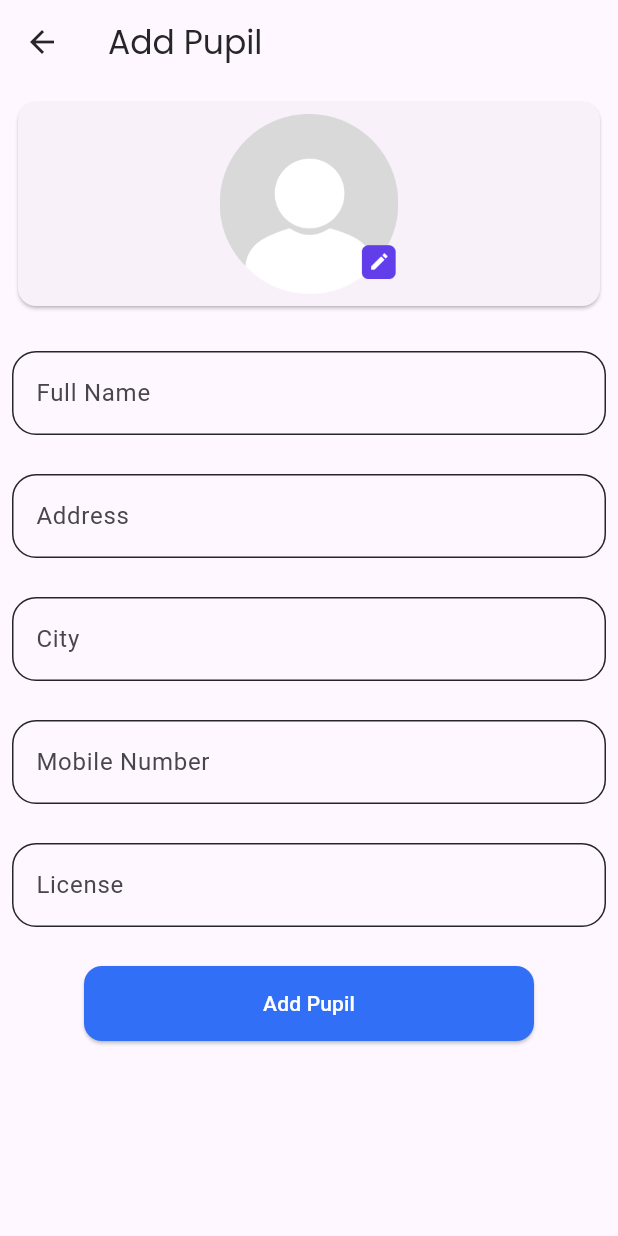
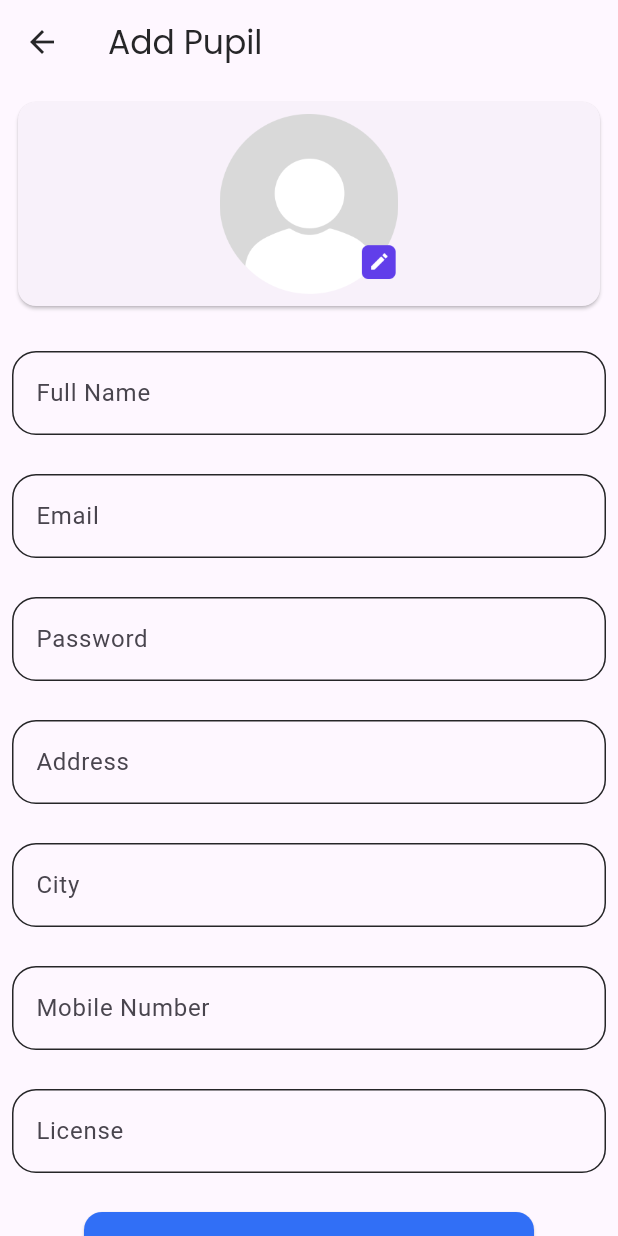
Before and after one commit to fwdAndroid/star, a Flutter app: the AddPupil screen opened directly, on a phone screen of 412 x 824 dp. Run offline on Flutter 3.47's test engine with Material 3 defaults, Android fonts, the phone set to English and light mode, and no system bars; our stand-ins replace cloud_firestore, firebase_auth, firebase_core, firebase_storage, google_fonts, image_picker; missing offline and left inert: booking_calendar; accounts and stored records are empty.

Commit message:
Pulip Added Successfully

```diff
--- /dev/null
+++ b/lib/models/pulip_model.dart
@@ -0,0 +1,54 @@
+import 'package:cloud_firestore/cloud_firestore.dart';
+
+class PulipModel {
+  String uid;
+  String email;
+
+  String username;
+  String photoURL;
+  String type;
+  String address;
+  String mobileNumber;
+  String city;
+  String liceneseNumber;
+
+  PulipModel(
+      {required this.uid,
+      required this.email,
+      required this.photoURL,
+      required this.type,
+      required this.address,
+      required this.city,
+      required this.liceneseNumber,
+      required this.mobileNumber,
+      required this.username});
+
+  ///Converting OBject into Json Object
+  Map<String, dynamic> toJson() => {
+        'username': username,
+        'uid': uid,
+        "city": city,
+        'email': email,
+        'photoURL': photoURL,
+        "type": type,
+        "mobileNumber": mobileNumber,
+        "liceneseNumber": liceneseNumber,
+        "address": address
+      };
+
+  ///
+  static PulipModel fromSnap(DocumentSnapshot snaps) {
+    var snapshot = snaps.data() as Map<String, dynamic>;
+
+    return PulipModel(
+        username: snapshot['username'],
+        uid: snapshot['uid'],
+        email: snapshot['email'],
+        photoURL: snapshot['photoURL'],
+        city: snapshot['city'],
+        address: snapshot['address'],
+        liceneseNumber: snapshot['liceneseNumber'],
+        mobileNumber: snapshot['mobileNumber'],
+        type: snapshot['type']);
+  }
+}
--- a/lib/screens/instructor_dashboard_pages/instructor_pages/add_pupil.dart
+++ b/lib/screens/instructor_dashboard_pages/instructor_pages/add_pupil.dart
@@ -2,8 +2,11 @@ import 'dart:typed_data';
 
 import 'package:flutter/material.dart';
 import 'package:google_fonts/google_fonts.dart';
+import 'package:image_picker/image_picker.dart';
 import 'package:star/screens/dasboard/instructor_dashboard.dart';
+import 'package:star/services/auth.dart';
 import 'package:star/utils/colors.dart';
+import 'package:star/utils/image_pick.dart';
 
 class AddPupil extends StatefulWidget {
   const AddPupil({super.key});
@@ -14,9 +17,13 @@ class AddPupil extends StatefulWidget {
 
 class _AddPupilState extends State<AddPupil> {
   Uint8List? _file;
-  TextEditingController _clubController = TextEditingController();
-  TextEditingController _clubDescriptionController = TextEditingController();
+  TextEditingController _nameController = TextEditingController();
+  TextEditingController _addressController = TextEditingController();
   TextEditingController _emailController = TextEditingController();
+  TextEditingController _passController = TextEditingController();
+  TextEditingController _cityController = TextEditingController();
+  TextEditingController _mobileController = TextEditingController();
+  TextEditingController _licenseController = TextEditingController();
   bool _isLoading = false;
   @override
   Widget build(BuildContext context) {
@@ -63,7 +70,7 @@ class _AddPupilState extends State<AddPupil> {
               Padding(
                 padding: const EdgeInsets.all(8.0),
                 child: TextField(
-                  controller: _clubController,
+                  controller: _nameController,
                   decoration: InputDecoration(
                       labelText: 'Full Name',
                       border: InputBorder.none,
@@ -88,7 +95,57 @@ class _AddPupilState extends State<AddPupil> {
               Padding(
                 padding: const EdgeInsets.all(8.0),
                 child: TextField(
-                  controller: _clubDescriptionController,
+                  controller: _emailController,
+                  decoration: InputDecoration(
+                      labelText: 'Email',
+                      border: InputBorder.none,
+                      focusedBorder: OutlineInputBorder(
+                          borderRadius: BorderRadius.all(Radius.circular(16)),
+                          borderSide: BorderSide(
+                            color: textColor,
+                          )),
+                      errorBorder: OutlineInputBorder(
+                          borderRadius: BorderRadius.all(Radius.circular(16)),
+                          borderSide: BorderSide(
+                            color: textColor,
+                          )),
+                      enabledBorder: OutlineInputBorder(
+                          borderRadius: BorderRadius.all(Radius.circular(16)),
+                          borderSide: BorderSide(
+                            color: textColor,
+                          ))),
+                ),
+              ),
+              const SizedBox(height: 10),
+              Padding(
+                padding: const EdgeInsets.all(8.0),
+                child: TextField(
+                  controller: _passController,
+                  decoration: InputDecoration(
+                      labelText: 'Password',
+                      border: InputBorder.none,
+                      focusedBorder: OutlineInputBorder(
+                          borderRadius: BorderRadius.all(Radius.circular(16)),
+                          borderSide: BorderSide(
+                            color: textColor,
+                          )),
+                      errorBorder: OutlineInputBorder(
+                          borderRadius: BorderRadius.all(Radius.circular(16)),
+                          borderSide: BorderSide(
+                            color: textColor,
+                          )),
+                      enabledBorder: OutlineInputBorder(
+                          borderRadius: BorderRadius.all(Radius.circular(16)),
+                          borderSide: BorderSide(
+                            color: textColor,
+                          ))),
+                ),
+              ),
+              const SizedBox(height: 10),
+              Padding(
+                padding: const EdgeInsets.all(8.0),
+                child: TextField(
+                  controller: _addressController,
                   decoration: InputDecoration(
                       labelText: 'Address',
                       border: InputBorder.none,
@@ -113,7 +170,7 @@ class _AddPupilState extends State<AddPupil> {
               Padding(
                 padding: const EdgeInsets.all(8.0),
                 child: TextField(
-                  controller: _emailController,
+                  controller: _cityController,
                   decoration: InputDecoration(
                       labelText: 'City',
                       border: InputBorder.none,
@@ -138,7 +195,7 @@ class _AddPupilState extends State<AddPupil> {
               Padding(
                 padding: const EdgeInsets.all(8.0),
                 child: TextField(
-                  controller: _emailController,
+                  controller: _mobileController,
                   decoration: InputDecoration(
                       labelText: 'Mobile Number',
                       border: InputBorder.none,
@@ -163,7 +220,7 @@ class _AddPupilState extends State<AddPupil> {
               Padding(
                 padding: const EdgeInsets.all(8.0),
                 child: TextField(
-                  controller: _emailController,
+                  controller: _licenseController,
                   decoration: InputDecoration(
                       labelText: 'License',
                       border: InputBorder.none,
@@ -202,11 +259,59 @@ class _AddPupilState extends State<AddPupil> {
                                         borderRadius:
                                             BorderRadius.circular(12))),
                                 onPressed: () async {
+                                  if (_file == null) {
+                                    ScaffoldMessenger.of(context).showSnackBar(
+                                        SnackBar(
+                                            content:
+                                                Text("Image is Required")));
+                                  }
+                                  if (_nameController.text.isEmpty) {
+                                    ScaffoldMessenger.of(context).showSnackBar(
+                                        SnackBar(
+                                            content: Text("Name is Required")));
+                                  } else if (_emailController.text.isEmpty) {
+                                    ScaffoldMessenger.of(context).showSnackBar(
+                                        SnackBar(
+                                            content:
+                                                Text("Email is Required")));
+                                  } else if (_passController.text.isEmpty) {
+                                    ScaffoldMessenger.of(context).showSnackBar(
+                                        SnackBar(
+                                            content:
+                                                Text("Password is Required")));
+                                  } else if (_mobileController.text.isEmpty ||
+                                      _cityController.text.isEmpty ||
+                                      _addressController.text.isEmpty) {
+                                    ScaffoldMessenger.of(context).showSnackBar(
+                                        SnackBar(
+                                            content: Text(
+                                                "All Fields are required")));
+                                  } else {
+                                    setState(() {
+                                      _isLoading = true;
+                                    });
+                                    await AuthMethods().pulipRegistration(
+                                        city: _cityController.text,
+                                        email: _emailController.text,
+                                        pass: _passController.text,
+                                        address: _addressController.text,
+                                        licenseNumber: _licenseController.text,
+                                        mobileNumber: _mobileController.text,
+                                        username: _nameController.text,
+                                        file: _file!);
+                                  }
+                                  setState(() {
+                                    _isLoading = false;
+                                  });
                                   Navigator.push(
                                       context,
                                       MaterialPageRoute(
                                           builder: (builder) =>
                                               InstructorDashboard()));
+                                  ScaffoldMessenger.of(context).showSnackBar(
+                                      SnackBar(
+                                          content: Text(
+                                              "Pulip is Added Successfully")));
                                 },
                                 child: Text(
                                   "Add Pupil",
@@ -225,9 +330,9 @@ class _AddPupilState extends State<AddPupil> {
 //Functions
   /// Select Image From Gallery
   _selectImage() async {
-    // Uint8List ui = await pickImage(ImageSource.gallery);
-    // setState(() {
-    //   _file = ui;
-    // });
+    Uint8List ui = await pickImage(ImageSource.gallery);
+    setState(() {
+      _file = ui;
+    });
   }
 }
```
Also changed, not shown: lib/services/auth.dart (+42 -1 lines).
